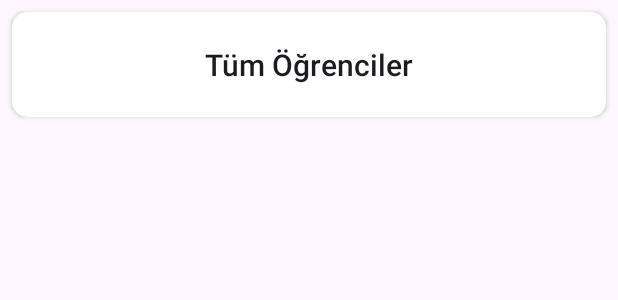
After one commit to FurkanKaraketir/KTS-Kocluk-Takip-Sistemi, an Android app: the layout activity_all_students.xml on its own in the app's theme, with its tools: preview values and no code run, on a phone screen of 412 x 824 dp. The commit adds this screen. Shown: the top 300 px of the screen. Run offline under Robolectric (Android 15) with nearby library versions, the phone set to English and light mode, and no system bars.

Commit message:
An Activity Added to Show All Students

```diff
--- /dev/null
+++ b/app/src/main/res/layout/activity_all_students.xml
@@ -0,0 +1,33 @@
+<?xml version="1.0" encoding="utf-8"?>
+<LinearLayout xmlns:android="http://schemas.android.com/apk/res/android"
+    xmlns:app="http://schemas.android.com/apk/res-auto"
+    xmlns:tools="http://schemas.android.com/tools"
+    android:layout_width="match_parent"
+    android:layout_height="match_parent"
+    android:orientation="vertical"
+    tools:context=".AllStudentsActivity">
+
+    <androidx.cardview.widget.CardView
+        android:layout_width="match_parent"
+        android:layout_height="70dp"
+        android:layout_margin="8dp"
+        app:cardCornerRadius="10dp">
+
+        <TextView
+            android:id="@+id/allStudentsTextView"
+            style="@style/TextAppearance.AppCompat.Title"
+            android:layout_width="wrap_content"
+            android:layout_height="wrap_content"
+            android:layout_gravity="center"
+            android:text="@string/t_m_renciler" />
+    </androidx.cardview.widget.CardView>
+
+    <androidx.recyclerview.widget.RecyclerView
+        android:id="@+id/recyclerViewAllStudents"
+        android:layout_width="match_parent"
+        android:layout_margin="8dp"
+        android:layout_height="match_parent">
+
+    </androidx.recyclerview.widget.RecyclerView>
+
+</LinearLayout>
--- a/app/src/main/res/values/strings.xml
+++ b/app/src/main/res/values/strings.xml
@@ -30,4 +30,5 @@
     <string name="saya">Sayaç</string>
     <string name="_00_00">00:00</string>
     <string name="a_k_tema">Açık Tema</string>
+    <string name="t_m_renciler">Tüm Öğrenciler</string>
 </resources>
```
Also changed, not shown: app/src/main/AndroidManifest.xml (+7 -0 lines), app/src/main/java/com/kodgem/coachingapp/AllStudentsActivity.kt (added, +70 -0 lines), app/src/main/java/com/kodgem/coachingapp/MainActivity.kt (+52 -7 lines), app/src/main/java/com/kodgem/coachingapp/adapter/AllStudentsRecyclerAdapter.kt (added, +77 -0 lines), app/src/main/java/com/kodgem/coachingapp/adapter/StudentsRecyclerAdapter.kt (added, +41 -0 lines), app/src/main/java/com/kodgem/coachingapp/models/Student.kt (added, +7 -0 lines), app/src/main/res/layout/activity_main.xml (+34 -7 lines), app/src/main/res/layout/student_row.xml (added, +29 -0 lines).
